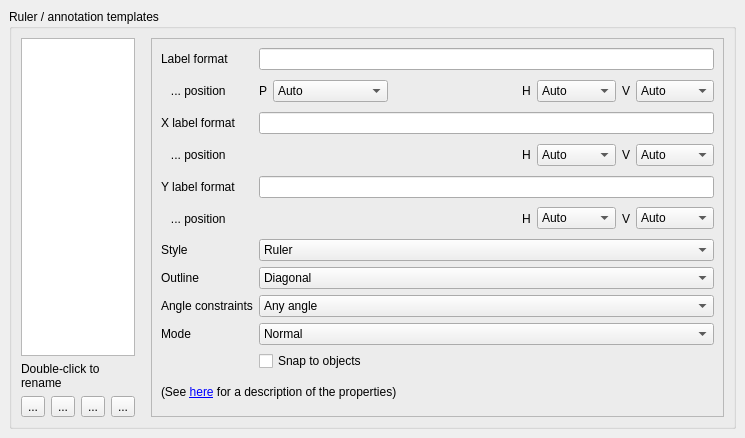
Above: eda-klayout/src/ant/ant/RulerConfigPage4.ui from tolgauye/GMOS before the change. Below: the same form after it.
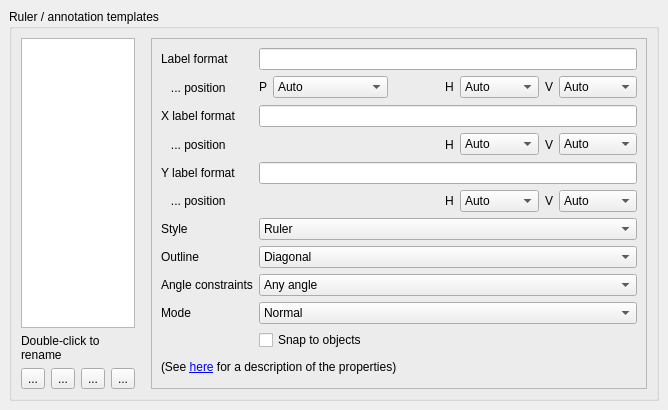
That is the form after the change. Icons and pictures are not drawn.

What changed in the file:
```diff
--- a/eda-klayout/src/ant/ant/RulerConfigPage4.ui
+++ b/eda-klayout/src/ant/ant/RulerConfigPage4.ui
@@ -6,8 +6,8 @@
    <rect>
     <x>0</x>
     <y>0</y>
-    <width>745</width>
-    <height>438</height>
+    <width>668</width>
+    <height>410</height>
    </rect>
   </property>
   <property name="windowTitle">
```
Left out of the diff: 43 changed lines with no effect on the pictures.
